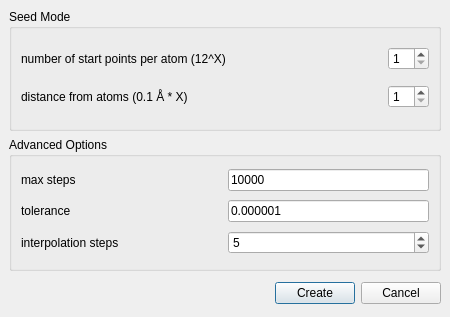
Qt form source/VIEW/DIALOGS/fieldLinesDialog.ui (BALL-Project/ball) before a commit.
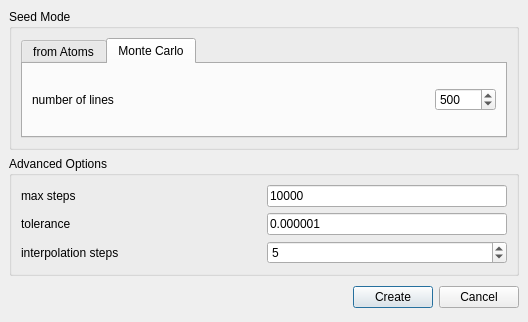
The same form after that commit. The open tabs and pages were chosen to show the change. Icons and pictures are not drawn.

Patch:
```diff
--- a/source/VIEW/DIALOGS/fieldLinesDialog.ui
+++ b/source/VIEW/DIALOGS/fieldLinesDialog.ui
@@ -8,8 +8,8 @@
    <rect>
     <x>0</x>
     <y>0</y>
-    <width>450</width>
-    <height>317</height>
+    <width>528</width>
+    <height>307</height>
    </rect>
   </property>
   <property name="windowTitle" >
@@ -18,60 +18,15 @@
   <property name="windowIcon" >
    <iconset/>
   </property>
-  <widget class="QWidget" name="layoutWidget" >
-   <property name="geometry" >
-    <rect>
-     <x>9</x>
-     <y>277</y>
-     <width>432</width>
-     <height>33</height>
-    </rect>
-   </property>
-   <layout class="QHBoxLayout" >
+  <layout class="QGridLayout" >
     <property name="margin" >
-     <number>0</number>
+    <number>9</number>
     </property>
     <property name="spacing" >
      <number>6</number>
     </property>
-    <item>
-     <spacer>
-      <property name="orientation" >
-       <enum>Qt::Horizontal</enum>
-      </property>
-      <property name="sizeHint" >
-       <size>
-        <width>131</width>
-        <height>31</height>
-       </size>
-      </property>
-     </spacer>
-    </item>
-    <item>
-     <widget class="QPushButton" name="ok_button" >
-      <property name="text" >
-       <string>Create</string>
-      </property>
-     </widget>
-    </item>
-    <item>
-     <widget class="QPushButton" name="cancel_button" >
-      <property name="text" >
-       <string>Cancel</string>
-      </property>
-     </widget>
-    </item>
-   </layout>
-  </widget>
+   <item row="1" column="0" >
   <widget class="QGroupBox" name="groupBox_2" >
-   <property name="geometry" >
-    <rect>
-     <x>9</x>
-     <y>137</y>
-     <width>432</width>
-     <height>134</height>
-    </rect>
-   </property>
    <property name="title" >
     <string>Advanced Options</string>
    </property>
@@ -156,15 +111,9 @@
     </item>
    </layout>
   </widget>
+   </item>
+   <item row="0" column="0" >
   <widget class="QGroupBox" name="groupBox" >
-   <property name="geometry" >
-    <rect>
-     <x>9</x>
-     <y>9</y>
-     <width>432</width>
-     <height>122</height>
-    </rect>
-   </property>
    <property name="title" >
     <string>Seed Mode</string>
    </property>
@@ -175,21 +124,19 @@
     <property name="spacing" >
      <number>6</number>
     </property>
-    <item row="1" column="0" >
-     <widget class="QLabel" name="label_5" >
-      <property name="sizePolicy" >
-       <sizepolicy>
-        <hsizetype>7</hsizetype>
-        <vsizetype>5</vsizetype>
-        <horstretch>0</horstretch>
-        <verstretch>0</verstretch>
-       </sizepolicy>
-      </property>
-      <property name="text" >
-       <string>distance from atoms (0.1 Å * X)</string>
-      </property>
-     </widget>
-    </item>
+      <item row="0" column="0" >
+       <widget class="QTabWidget" name="seed_mode_tab_widget" >
+        <widget class="QWidget" name="tab" >
+         <attribute name="title" >
+          <string>from Atoms</string>
+         </attribute>
+         <layout class="QGridLayout" >
+          <property name="margin" >
+           <number>9</number>
+          </property>
+          <property name="spacing" >
+           <number>6</number>
+          </property>
     <item row="1" column="1" >
      <widget class="QSpinBox" name="atom_distance" >
       <property name="maximum" >
@@ -203,21 +150,6 @@
       </property>
      </widget>
     </item>
-    <item row="0" column="0" >
-     <widget class="QLabel" name="label" >
-      <property name="sizePolicy" >
-       <sizepolicy>
-        <hsizetype>7</hsizetype>
-        <vsizetype>5</vsizetype>
-        <horstretch>0</horstretch>
-        <verstretch>0</verstretch>
-       </sizepolicy>
-      </property>
-      <property name="text" >
-       <string>number of start points per atom (12^X)</string>
-      </property>
-     </widget>
-    </item>
     <item row="0" column="1" >
      <widget class="QSpinBox" name="start_points_per_atom" >
       <property name="maximum" >
@@ -231,8 +163,122 @@
       </property>
      </widget>
     </item>
-   </layout>
-  </widget>
+          <item row="0" column="0" >
+           <widget class="QLabel" name="label" >
+            <property name="sizePolicy" >
+             <sizepolicy>
+              <hsizetype>7</hsizetype>
+              <vsizetype>5</vsizetype>
+              <horstretch>0</horstretch>
+              <verstretch>0</verstretch>
+             </sizepolicy>
+            </property>
+            <property name="text" >
+             <string>number of start points per atom (12^X)</string>
+            </property>
+           </widget>
+          </item>
+          <item row="1" column="0" >
+           <widget class="QLabel" name="label_5" >
+            <property name="sizePolicy" >
+             <sizepolicy>
+              <hsizetype>7</hsizetype>
+              <vsizetype>5</vsizetype>
+              <horstretch>0</horstretch>
+              <verstretch>0</verstretch>
+             </sizepolicy>
+            </property>
+            <property name="text" >
+             <string>distance from atoms (0.1 Å * X)</string>
+            </property>
+           </widget>
+          </item>
+         </layout>
+        </widget>
+        <widget class="QWidget" name="tab_2" >
+         <attribute name="title" >
+          <string>Monte Carlo</string>
+         </attribute>
+         <layout class="QGridLayout" >
+          <property name="margin" >
+           <number>9</number>
+          </property>
+          <property name="spacing" >
+           <number>6</number>
+          </property>
+          <item row="0" column="0" >
+           <widget class="QLabel" name="label_6" >
+            <property name="sizePolicy" >
+             <sizepolicy>
+              <hsizetype>7</hsizetype>
+              <vsizetype>5</vsizetype>
+              <horstretch>0</horstretch>
+              <verstretch>0</verstretch>
+             </sizepolicy>
+            </property>
+            <property name="text" >
+             <string>number of lines</string>
+            </property>
+           </widget>
+          </item>
+          <item row="0" column="1" >
+           <widget class="QSpinBox" name="monte_carlo_number_lines" >
+            <property name="maximum" >
+             <number>10000</number>
+            </property>
+            <property name="minimum" >
+             <number>1</number>
+            </property>
+            <property name="value" >
+             <number>500</number>
+            </property>
+           </widget>
+          </item>
+         </layout>
+        </widget>
+       </widget>
+      </item>
+     </layout>
+    </widget>
+   </item>
+   <item row="2" column="0" >
+    <layout class="QHBoxLayout" >
+     <property name="margin" >
+      <number>0</number>
+     </property>
+     <property name="spacing" >
+      <number>6</number>
+     </property>
+     <item>
+      <spacer>
+       <property name="orientation" >
+        <enum>Qt::Horizontal</enum>
+       </property>
+       <property name="sizeHint" >
+        <size>
+         <width>131</width>
+         <height>31</height>
+        </size>
+       </property>
+      </spacer>
+     </item>
+     <item>
+      <widget class="QPushButton" name="ok_button" >
+       <property name="text" >
+        <string>Create</string>
+       </property>
+      </widget>
+     </item>
+     <item>
+      <widget class="QPushButton" name="cancel_button" >
+       <property name="text" >
+        <string>Cancel</string>
+       </property>
+      </widget>
+     </item>
+    </layout>
+   </item>
+  </layout>
  </widget>
  <pixmapfunction></pixmapfunction>
  <resources/>
```
Lines whose indentation alone changed are shown as unchanged.
